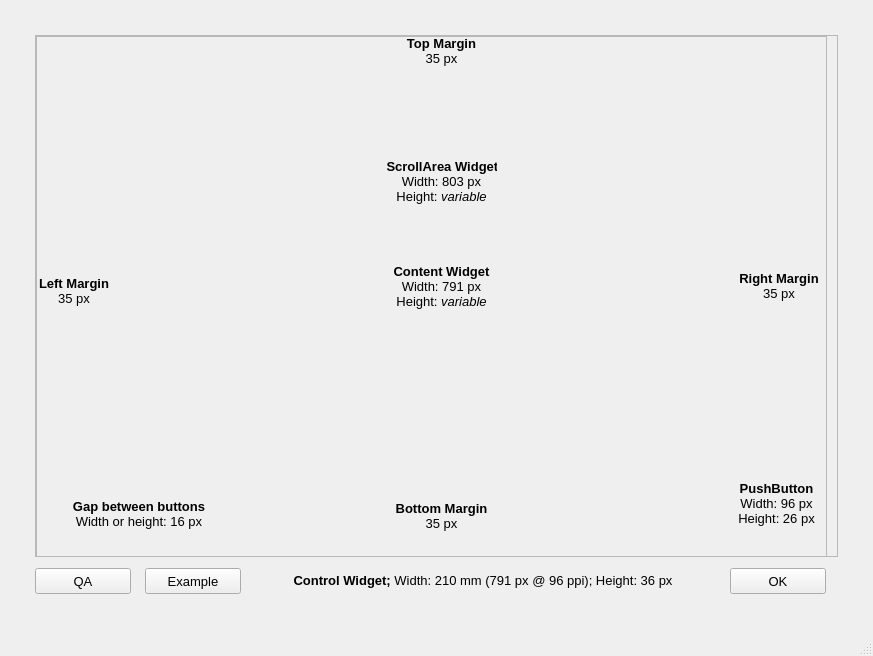
Qt form fsetoolsGUI/gui/layout/ui/standard_qmainwindow_module.ui (fuyans/fsetoolsGUI) before a commit.
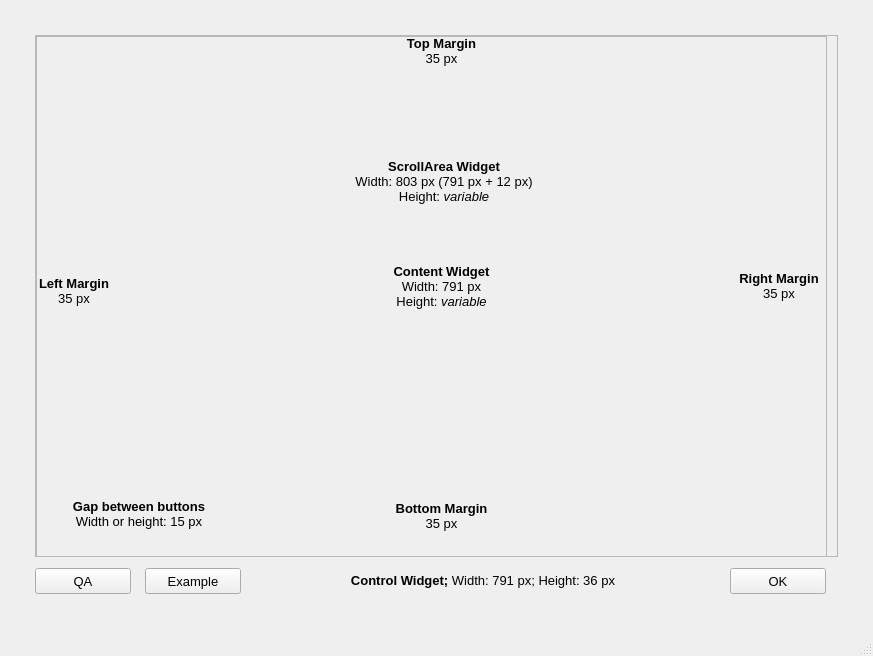
The same form after that commit.

The edit to the form file:
```diff
--- a/fsetoolsGUI/gui/layout/ui/standard_qmainwindow_module.ui
+++ b/fsetoolsGUI/gui/layout/ui/standard_qmainwindow_module.ui
@@ -54,7 +54,7 @@
        <property name="geometry">
         <rect>
          <x>0</x>
-         <y>0</y>
+         <y>-19</y>
          <width>791</width>
          <height>501</height>
         </rect>
@@ -105,19 +105,6 @@
           <string>&lt;html&gt;&lt;head/&gt;&lt;body&gt;&lt;p align=&quot;center&quot;&gt;&lt;span style=&quot; font-size:10pt; font-weight:600;&quot;&gt;Content Widget&lt;br/&gt;&lt;/span&gt;&lt;span style=&quot; font-size:10pt;&quot;&gt;Width: 791 px&lt;br/&gt;Height: &lt;/span&gt;&lt;span style=&quot; font-size:10pt; font-style:italic;&quot;&gt;variable&lt;/span&gt;&lt;/p&gt;&lt;/body&gt;&lt;/html&gt;</string>
          </property>
         </widget>
-        <widget class="QLabel" name="label_3">
-         <property name="geometry">
-          <rect>
-           <x>695</x>
-           <y>440</y>
-           <width>91</width>
-           <height>56</height>
-          </rect>
-         </property>
-         <property name="text">
-          <string>&lt;html&gt;&lt;head/&gt;&lt;body&gt;&lt;p align=&quot;center&quot;&gt;&lt;span style=&quot; font-size:10pt; font-weight:600;&quot;&gt;PushButton&lt;br/&gt;&lt;/span&gt;&lt;span style=&quot; font-size:10pt;&quot;&gt;Width: 96 px&lt;br/&gt;Height: 26 px&lt;/span&gt;&lt;/p&gt;&lt;/body&gt;&lt;/html&gt;</string>
-         </property>
-        </widget>
         <widget class="QLabel" name="label_4">
          <property name="geometry">
           <rect>
@@ -128,7 +115,7 @@
           </rect>
          </property>
          <property name="text">
-          <string>&lt;html&gt;&lt;head/&gt;&lt;body&gt;&lt;p align=&quot;center&quot;&gt;&lt;span style=&quot; font-size:10pt; font-weight:600;&quot;&gt;Gap between buttons&lt;br/&gt;&lt;/span&gt;&lt;span style=&quot; font-size:10pt;&quot;&gt;Width or height: 16 px&lt;/span&gt;&lt;/p&gt;&lt;/body&gt;&lt;/html&gt;</string>
+          <string>&lt;html&gt;&lt;head/&gt;&lt;body&gt;&lt;p align=&quot;center&quot;&gt;&lt;span style=&quot; font-size:10pt; font-weight:600;&quot;&gt;Gap between buttons&lt;br/&gt;&lt;/span&gt;&lt;span style=&quot; font-size:10pt;&quot;&gt;Width or height: 15 px&lt;/span&gt;&lt;/p&gt;&lt;/body&gt;&lt;/html&gt;</string>
          </property>
         </widget>
         <widget class="QLabel" name="label_5">
@@ -186,14 +173,14 @@
         <widget class="QLabel" name="label_9">
          <property name="geometry">
           <rect>
-           <x>350</x>
+           <x>310</x>
            <y>120</y>
-           <width>111</width>
+           <width>196</width>
            <height>51</height>
           </rect>
          </property>
          <property name="text">
-          <string>&lt;html&gt;&lt;head/&gt;&lt;body&gt;&lt;p align=&quot;center&quot;&gt;&lt;span style=&quot; font-size:10pt; font-weight:600;&quot;&gt;ScrollArea Widget&lt;br/&gt;&lt;/span&gt;&lt;span style=&quot; font-size:10pt;&quot;&gt;Width: 803 px&lt;br/&gt;Height: &lt;/span&gt;&lt;span style=&quot; font-size:10pt; font-style:italic;&quot;&gt;variable&lt;/span&gt;&lt;/p&gt;&lt;/body&gt;&lt;/html&gt;</string>
+          <string>&lt;html&gt;&lt;head/&gt;&lt;body&gt;&lt;p align=&quot;center&quot;&gt;&lt;span style=&quot; font-size:10pt; font-weight:600;&quot;&gt;ScrollArea Widget&lt;br/&gt;&lt;/span&gt;&lt;span style=&quot; font-size:10pt;&quot;&gt;Width: 803 px (791 px + 12 px)&lt;br/&gt;Height: &lt;/span&gt;&lt;span style=&quot; font-size:10pt; font-style:italic;&quot;&gt;variable&lt;/span&gt;&lt;/p&gt;&lt;/body&gt;&lt;/html&gt;</string>
          </property>
         </widget>
        </widget>
@@ -224,7 +211,7 @@
         </rect>
        </property>
        <property name="text">
-        <string>&lt;html&gt;&lt;head/&gt;&lt;body&gt;&lt;p align=&quot;center&quot;&gt;&lt;span style=&quot; font-size:10pt; font-weight:600;&quot;&gt;Control Widget; &lt;/span&gt;&lt;span style=&quot; font-size:10pt;&quot;&gt;Width: 210 mm (791 px @ 96 ppi); Height: 36 px&lt;/span&gt;&lt;/p&gt;&lt;/body&gt;&lt;/html&gt;</string>
+        <string>&lt;html&gt;&lt;head/&gt;&lt;body&gt;&lt;p align=&quot;center&quot;&gt;&lt;span style=&quot; font-size:10pt; font-weight:600;&quot;&gt;Control Widget; &lt;/span&gt;&lt;span style=&quot; font-size:10pt;&quot;&gt;Width: 791 px; Height: 36 px&lt;/span&gt;&lt;/p&gt;&lt;/body&gt;&lt;/html&gt;</string>
        </property>
       </widget>
       <widget class="QPushButton" name="pushButton_control_ok">
```
